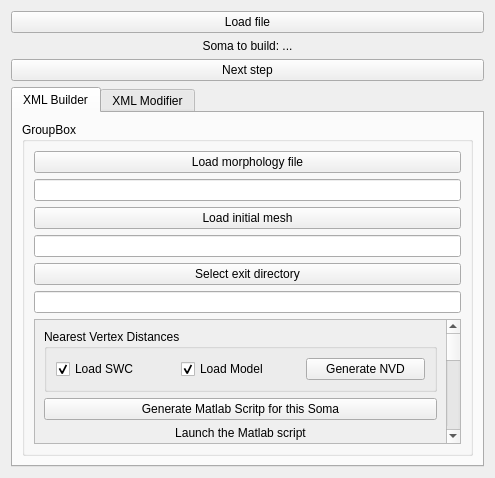
vg-lab/Neuronize, file Neuronize/SomaCreatorWidget.ui: the form before one commit.
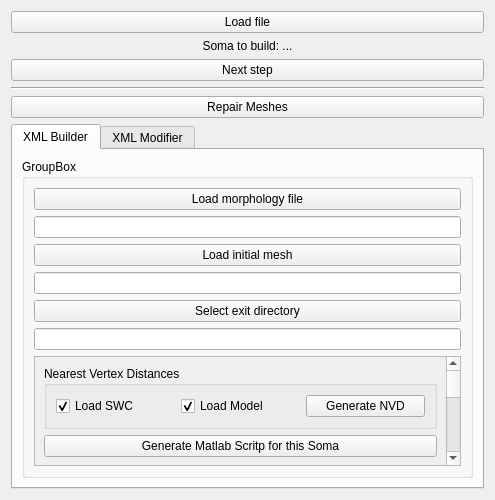
The form after the commit.

The edit to the form file:
```diff
--- a/Neuronize/SomaCreatorWidget.ui
+++ b/Neuronize/SomaCreatorWidget.ui
@@ -7,7 +7,7 @@
     <x>0</x>
     <y>0</y>
     <width>495</width>
-    <height>478</height>
+    <height>500</height>
    </rect>
   </property>
   <property name="windowTitle">
@@ -38,6 +38,20 @@
      </property>
     </widget>
    </item>
+   <item>
+    <widget class="Line" name="line_2">
+     <property name="orientation">
+      <enum>Qt::Horizontal</enum>
+     </property>
+    </widget>
+   </item>
+   <item>
+    <widget class="QPushButton" name="pushButton_RepairMeshes">
+     <property name="text">
+      <string>Repair Meshes</string>
+     </property>
+    </widget>
+   </item>
    <item>
     <spacer name="verticalSpacer_2">
      <property name="orientation">
@@ -134,8 +148,8 @@
               <rect>
                <x>0</x>
                <y>0</y>
-               <width>414</width>
-               <height>463</height>
+               <width>415</width>
+               <height>550</height>
               </rect>
              </property>
              <layout class="QVBoxLayout" name="verticalLayout">
```
